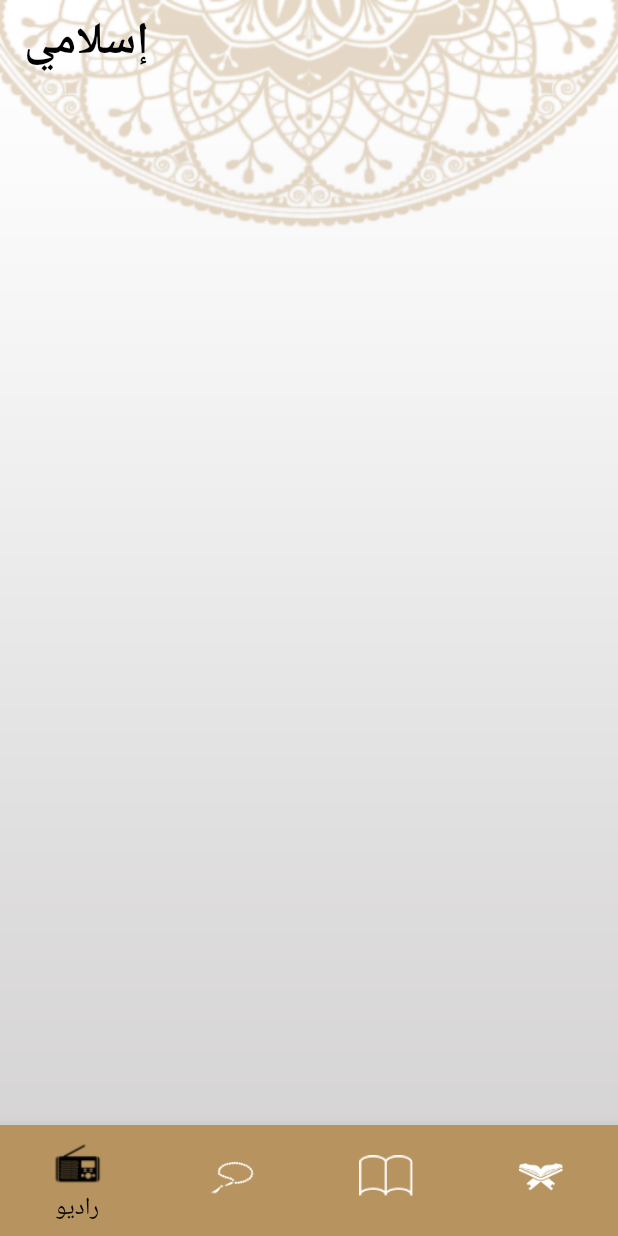
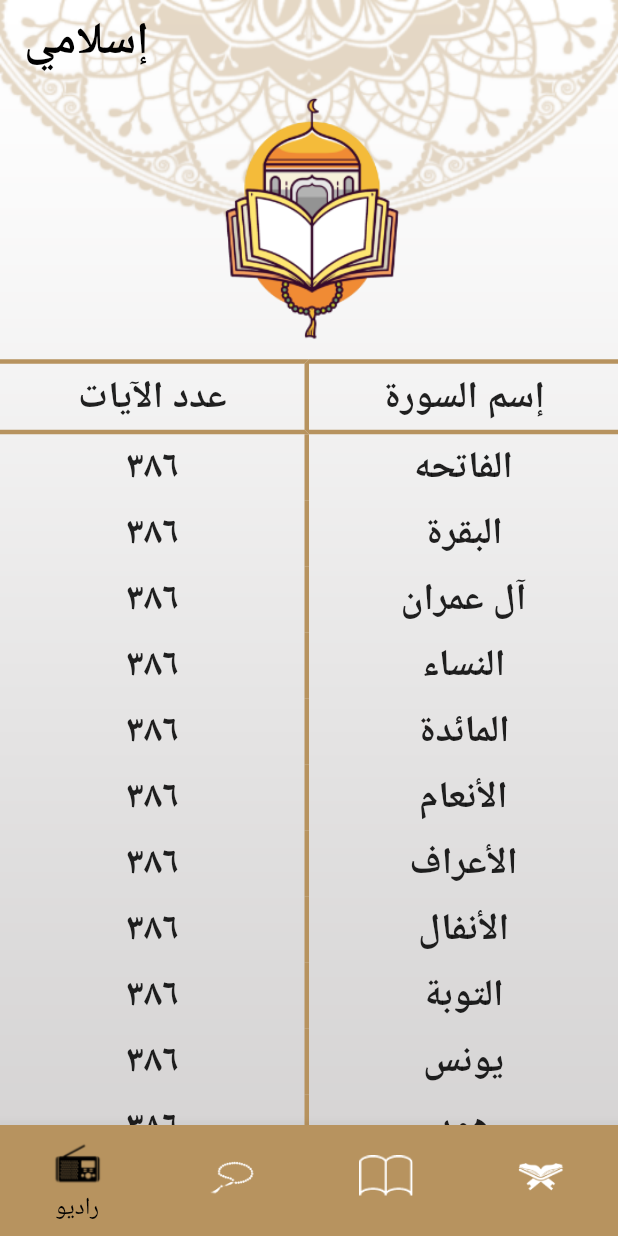
Before and after one commit to Flutter-Course-Cycle-4/Islami_app, a Flutter app: the screen it shows after launch, on a phone screen of 412 x 824 dp. Run offline on Flutter 3.47's test engine with Material 2 defaults, Android fonts, the phone set to English and light mode, and no system bars.

Commit message:
done quran screen

```diff
--- a/lib/main.dart
+++ b/lib/main.dart
@@ -1,6 +1,6 @@
 import 'package:flutter/material.dart';
 
-import 'home_screen.dart';
+import 'screens/home_screen.dart';
 
 void main() {
   runApp(const MyApp());
--- a/lib/home_screen.dart
+++ b/lib/screens/home_screen.dart
@@ -1,5 +1,7 @@
 import 'package:flutter/cupertino.dart';
 import 'package:flutter/material.dart';
+
+import '../widgets/quran_screen.dart';
 
 class HomeScreen extends StatefulWidget {
   @override
@@ -37,6 +39,7 @@ class _HomeScreenState extends State<HomeScreen> {
             ),
           ),
         ),
+        body: QuranScreen(),
         bottomNavigationBar: BottomNavigationBar(
           currentIndex: currentScreenIndex,
           type: BottomNavigationBarType.fixed,
--- /dev/null
+++ b/lib/widgets/quran_screen.dart
@@ -0,0 +1,158 @@
+import 'package:flutter/material.dart';
+import 'package:islami_app/widgets/table_header.dart';
+
+import 'sora_list_item.dart';
+
+class QuranScreen extends StatelessWidget {
+  final List quranNames = [
+    "الفاتحه",
+    "البقرة",
+    "آل عمران",
+    "النساء",
+    "المائدة",
+    "الأنعام",
+    "الأعراف",
+    "الأنفال",
+    "التوبة",
+    "يونس",
+    "هود",
+    "يوسف",
+    "الرعد",
+    "إبراهيم",
+    "الحجر",
+    "النحل",
+    "الإسراء",
+    "الكهف",
+    "مريم",
+    "طه",
+    "الأنبياء",
+    "الحج",
+    "المؤمنون",
+    "النّور",
+    "الفرقان",
+    "الشعراء",
+    "النّمل",
+    "القصص",
+    "العنكبوت",
+    "الرّوم",
+    "لقمان",
+    "السجدة",
+    "الأحزاب",
+    "سبأ",
+    "فاطر",
+    "يس",
+    "الصافات",
+    "ص",
+    "الزمر",
+    "غافر",
+    "فصّلت",
+    "الشورى",
+    "الزخرف",
+    "الدّخان",
+    "الجاثية",
+    "الأحقاف",
+    "محمد",
+    "الفتح",
+    "الحجرات",
+    "ق",
+    "الذاريات",
+    "الطور",
+    "النجم",
+    "القمر",
+    "الرحمن",
+    "الواقعة",
+    "الحديد",
+    "المجادلة",
+    "الحشر",
+    "الممتحنة",
+    "الصف",
+    "الجمعة",
+    "المنافقون",
+    "التغابن",
+    "الطلاق",
+    "التحريم",
+    "الملك",
+    "القلم",
+    "الحاقة",
+    "المعارج",
+    "نوح",
+    "الجن",
+    "المزّمّل",
+    "المدّثر",
+    "القيامة",
+    "الإنسان",
+    "المرسلات",
+    "النبأ",
+    "النازعات",
+    "عبس",
+    "التكوير",
+    "الإنفطار",
+    "المطفّفين",
+    "الإنشقاق",
+    "البروج",
+    "الطارق",
+    "الأعلى",
+    "الغاشية",
+    "الفجر",
+    "البلد",
+    "الشمس",
+    "الليل",
+    "الضحى",
+    "الشرح",
+    "التين",
+    "العلق",
+    "القدر",
+    "البينة",
+    "الزلزلة",
+    "العاديات",
+    "القارعة",
+    "التكاثر",
+    "العصر",
+    "الهمزة",
+    "الفيل",
+    "قريش",
+    "الماعون",
+    "الكوثر",
+    "الكافرون",
+    "النصر",
+    "المسد",
+    "الإخلاص",
+    "الفلق",
+    "الناس"
+  ];
+  @override
+  Widget build(BuildContext context) {
+    return Container(
+      child: Column(
+        children: [
+          Expanded(
+            child: Center(
+              child: Image.asset(
+                'assets/images/quran_logo.png',
+              ),
+            ),
+          ),
+          Expanded(
+            flex: 3,
+            child: Container(
+              margin: EdgeInsets.only(top: 10),
+              child: Column(
+                children: [
+                  TableHeader(),
+                  Expanded(
+                    child: ListView.builder(
+                      itemCount: quranNames.length,
+                      itemBuilder: (context, index) {
+                        return SoraListItem('٣٨٦', quranNames[index]);
+                      },
+                    ),
+                  )
+                ],
+              ),
+            ),
+          )
+        ],
+      ),
+    );
+  }
+}
--- /dev/null
+++ b/lib/widgets/sora_list_item.dart
@@ -0,0 +1,43 @@
+import 'package:flutter/material.dart';
+
+class SoraListItem extends StatelessWidget {
+  final String ayatNumber, soraName;
+
+  SoraListItem(this.ayatNumber, this.soraName);
+
+  @override
+  Widget build(BuildContext context) {
+    return Row(
+      children: [
+        Expanded(
+          child: Container(
+            padding: EdgeInsets.all(5),
+            decoration: BoxDecoration(
+              border: Border(
+                right: BorderSide(
+                  width: 3,
+                  color: Color.fromRGBO(183, 147, 95, 1),
+                ),
+              ),
+            ),
+            alignment: Alignment.center,
+            child: Text(
+              ayatNumber,
+              style: TextStyle(fontWeight: FontWeight.bold, fontSize: 25),
+            ),
+          ),
+        ),
+        Expanded(
+          child: Container(
+            padding: EdgeInsets.all(5),
+            alignment: Alignment.center,
+            child: Text(
+              soraName,
+              style: TextStyle(fontWeight: FontWeight.bold, fontSize: 25),
+            ),
+          ),
+        ),
+      ],
+    );
+  }
+}
--- /dev/null
+++ b/lib/widgets/table_header.dart
@@ -0,0 +1,59 @@
+import 'package:flutter/material.dart';
+
+class TableHeader extends StatelessWidget {
+  @override
+  Widget build(BuildContext context) {
+    return Row(
+      children: [
+        Expanded(
+          child: Container(
+            padding: EdgeInsets.all(5),
+            decoration: BoxDecoration(
+              border: Border(
+                top: BorderSide(
+                  width: 3,
+                  color: Color.fromRGBO(183, 147, 95, 1),
+                ),
+                right: BorderSide(
+                  width: 3,
+                  color: Color.fromRGBO(183, 147, 95, 1),
+                ),
+                bottom: BorderSide(
+                  width: 3,
+                  color: Color.fromRGBO(183, 147, 95, 1),
+                ),
+              ),
+            ),
+            alignment: Alignment.center,
+            child: Text(
+              'عدد الآيات',
+              style: TextStyle(fontWeight: FontWeight.bold, fontSize: 25),
+            ),
+          ),
+        ),
+        Expanded(
+          child: Container(
+            padding: EdgeInsets.all(5),
+            decoration: BoxDecoration(
+              border: Border(
+                top: BorderSide(
+                  width: 3,
+                  color: Color.fromRGBO(183, 147, 95, 1),
+                ),
+                bottom: BorderSide(
+                  width: 3,
+                  color: Color.fromRGBO(183, 147, 95, 1),
+                ),
+              ),
+            ),
+            alignment: Alignment.center,
+            child: Text(
+              'إسم السورة',
+              style: TextStyle(fontWeight: FontWeight.bold, fontSize: 25),
+            ),
+          ),
+        ),
+      ],
+    );
+  }
+}
```
Also changed, not shown: assets/images/2.0x/quran_logo@2x.png (added), assets/images/3.0x/quran_logo@3x.png (added), assets/images/quran_logo.png (added).
